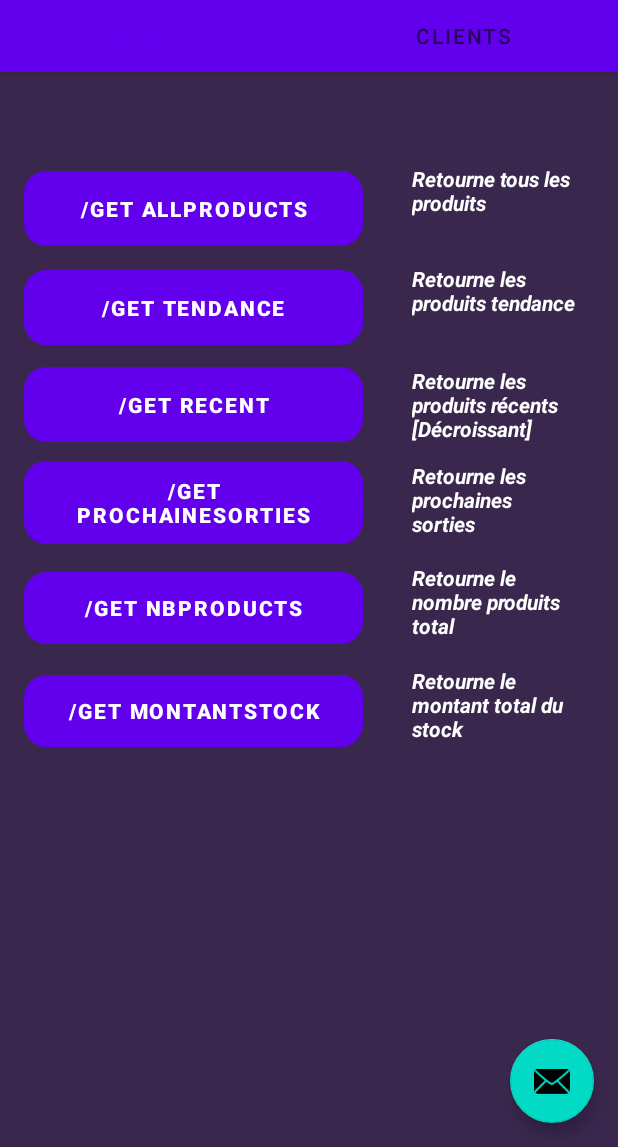
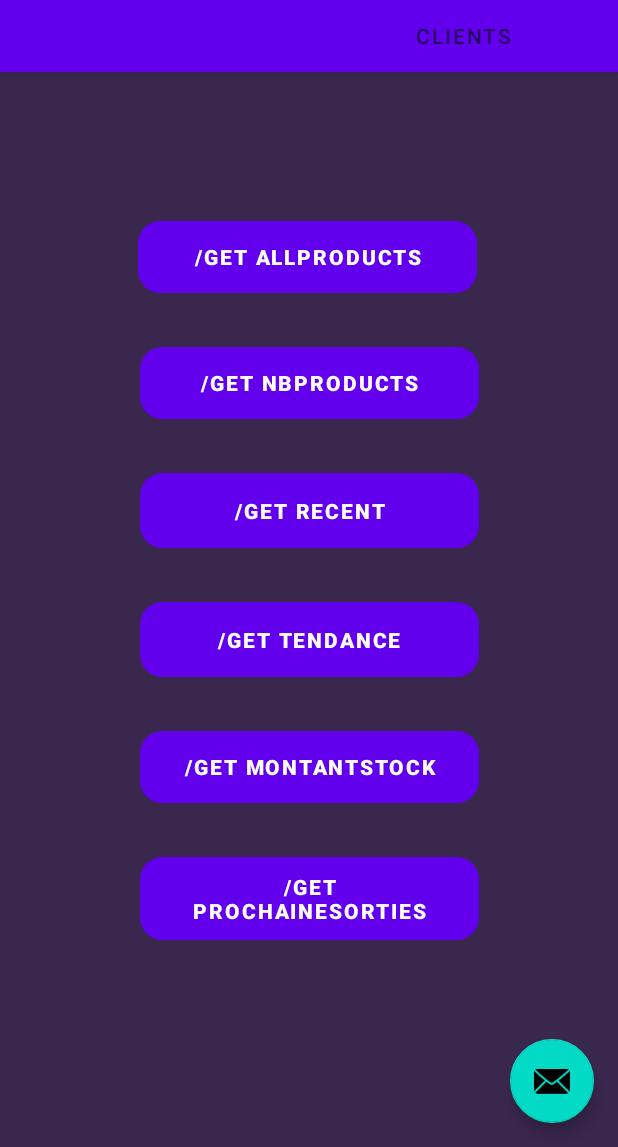
Before and after one commit to adriraxor/API-AndroidStudio, an Android app: the screen it shows after launch (MainActivity), on a phone screen of 412 x 824 dp, the part 89-1236 px from its top. Run offline under Robolectric (Android 15) with nearby library versions, the phone set to English and light mode, and no system bars; our stand-ins replace Volley.

Commit message:
Mise à jour : - Correction des bugs visuels
Prochainement :
- Correction des problèmes visuels connues
- Ajout de fonctionnalités
- Amélioration ergonomie et design

```diff
--- a/app/build.gradle
+++ b/app/build.gradle
@@ -36,8 +36,10 @@ dependencies {
     implementation 'androidx.lifecycle:lifecycle-livedata-ktx:2.2.0'
     implementation 'androidx.lifecycle:lifecycle-viewmodel-ktx:2.2.0'
     implementation 'androidx.legacy:legacy-support-v4:1.0.0'
+    implementation 'androidx.wear:wear:1.0.0'
     testImplementation 'junit:junit:4.+'
     androidTestImplementation 'androidx.test.ext:junit:1.1.2'
     androidTestImplementation 'androidx.test.espresso:espresso-core:3.3.0'
     implementation 'com.android.volley:volley:1.1.1'
+    compileOnly 'com.google.android.wearable:wearable:2.6.0'
 }
--- a/app/src/main/java/com/example/bts_apisymfony/ui/main/SectionsPagerAdapter.java
+++ b/app/src/main/java/com/example/bts_apisymfony/ui/main/SectionsPagerAdapter.java
@@ -28,6 +28,7 @@ public class SectionsPagerAdapter extends FragmentPagerAdapter {
     @StringRes
     private static final int[] TAB_TITLES = new int[]{R.string.tab_text_1, R.string.tab_text_2};
     private final Context mContext;
+
 
     public SectionsPagerAdapter(Context context, FragmentManager fm) {
         super(fm);
--- a/app/src/main/res/layout/fragment_main.xml
+++ b/app/src/main/res/layout/fragment_main.xml
@@ -16,6 +16,7 @@
         android:layout_marginTop="@dimen/activity_vertical_margin"
         android:layout_marginEnd="@dimen/activity_horizontal_margin"
         android:layout_marginBottom="@dimen/activity_vertical_margin"
+        android:textColor="@color/white"
         app:layout_constraintLeft_toLeftOf="parent"
         app:layout_constraintTop_toTopOf="@+id/constraintLayout"
         tools:layout_constraintLeft_creator="1"
--- a/app/src/main/res/layout/fragment_produits.xml
+++ b/app/src/main/res/layout/fragment_produits.xml
@@ -11,74 +11,59 @@
     <TextView
         android:id="@+id/textView"
         android:layout_width="match_parent"
+        android:layout_height="match_parent"
         android:background="#3a274e"
-        android:layout_height="match_parent"
         android:text="@string/hello_blank_fragment"
-        tools:layout_editor_absoluteX="16dp"
-        tools:layout_editor_absoluteY="-71dp" />
+        tools:layout_editor_absoluteX="0dp"
+        tools:layout_editor_absoluteY="0dp" />
 
     <Button
         android:id="@+id/btn_getAllProducts"
         android:layout_width="226dp"
-        android:layout_height="50dp"
+        android:layout_height="wrap_content"
+        android:layout_marginBottom="36dp"
         android:background="@drawable/custom_button"
         android:backgroundTint="#3D4470"
         android:text="/GET AllProducts"
         android:textStyle="bold"
-        app:layout_constraintBottom_toBottomOf="parent"
-        app:layout_constraintEnd_toEndOf="@+id/textView"
-        app:layout_constraintHorizontal_bias="0.086"
+        app:layout_constraintBottom_toTopOf="@+id/btn_getNbProducts"
+        app:layout_constraintEnd_toEndOf="parent"
+        app:layout_constraintHorizontal_bias="0.494"
         app:layout_constraintStart_toStartOf="parent"
-        app:layout_constraintTop_toTopOf="parent"
-        app:layout_constraintVertical_bias="0.099" />
-
-    <TextView
-        android:id="@+id/tv_AllProducts"
-        android:layout_width="111dp"
-        android:layout_height="54dp"
-        android:text="Retourne tous les produits"
-        android:textColor="@color/white"
-        android:textStyle="bold|italic"
-        app:layout_constraintBottom_toBottomOf="parent"
-        app:layout_constraintEnd_toEndOf="@+id/textView"
-        app:layout_constraintHorizontal_bias="0.913"
-        app:layout_constraintStart_toStartOf="parent"
-        app:layout_constraintTop_toTopOf="parent"
-        app:layout_constraintVertical_bias="0.093" />
+        app:layout_constraintTop_toTopOf="@+id/textView"
+        app:layout_constraintVertical_bias="1.0" />
 
     <Button
         android:id="@+id/btn_getTendance"
         android:layout_width="226dp"
         android:layout_height="50dp"
+        android:layout_marginBottom="36dp"
         android:background="@drawable/custom_button"
         android:backgroundTint="#3D4470"
         android:text="/GET Tendance"
         android:textColor="#FFFFFF"
         android:textStyle="bold"
-
-        app:layout_constraintBottom_toBottomOf="parent"
+        app:layout_constraintBottom_toTopOf="@+id/btn_getMontantStock"
         app:layout_constraintEnd_toEndOf="parent"
-        app:layout_constraintHorizontal_bias="0.086"
-        app:layout_constraintStart_toStartOf="@+id/textView"
+        app:layout_constraintHorizontal_bias="0.502"
+        app:layout_constraintStart_toStartOf="parent"
         app:layout_constraintTop_toTopOf="parent"
-        app:layout_constraintVertical_bias="0.198" />
+        app:layout_constraintVertical_bias="1.0" />
 
     <Button
         android:id="@+id/btn_getRecent"
         android:layout_width="226dp"
         android:layout_height="50dp"
+        android:layout_marginBottom="36dp"
         android:background="@drawable/custom_button"
         android:backgroundTint="#3D4470"
         android:text="/GET Recent"
+
         android:textColor="#FFFFFF"
-
         android:textStyle="bold"
-        app:layout_constraintBottom_toBottomOf="parent"
+        app:layout_constraintBottom_toTopOf="@+id/btn_getTendance"
         app:layout_constraintEnd_toEndOf="parent"
-        app:layout_constraintHorizontal_bias="0.086"
-        app:layout_constraintStart_toStartOf="@+id/textView"
-        app:layout_constraintTop_toTopOf="parent"
-        app:layout_constraintVertical_bias="0.295" />
+        app:layout_constraintStart_toStartOf="parent" />
 
     <Button
         android:id="@+id/btn_getComingSoon"
@@ -91,111 +76,43 @@
         android:textStyle="bold"
         app:layout_constraintBottom_toBottomOf="parent"
         app:layout_constraintEnd_toEndOf="parent"
-        app:layout_constraintHorizontal_bias="0.086"
-        app:layout_constraintStart_toStartOf="@+id/textView"
+        app:layout_constraintHorizontal_bias="0.502"
+        app:layout_constraintStart_toStartOf="parent"
         app:layout_constraintTop_toTopOf="parent"
-        app:layout_constraintVertical_bias="0.392" />
+        app:layout_constraintVertical_bias="0.791" />
 
     <Button
         android:id="@+id/btn_getNbProducts"
         android:layout_width="226dp"
         android:layout_height="wrap_content"
+        android:layout_marginBottom="36dp"
         android:background="@drawable/custom_button"
         android:backgroundTint="#3D4470"
         android:text="/GET NbProducts"
         android:textColor="#FFFFFF"
         android:textStyle="bold"
-        app:layout_constraintBottom_toBottomOf="parent"
+        app:layout_constraintBottom_toTopOf="@+id/btn_getRecent"
         app:layout_constraintEnd_toEndOf="parent"
-        app:layout_constraintHorizontal_bias="0.086"
-        app:layout_constraintStart_toStartOf="@+id/textView"
-        app:layout_constraintTop_toTopOf="parent"
-        app:layout_constraintVertical_bias="0.499" />
+        app:layout_constraintHorizontal_bias="0.502"
+        app:layout_constraintStart_toStartOf="parent"
+        app:layout_constraintTop_toTopOf="@+id/textView"
+        app:layout_constraintVertical_bias="1.0" />
 
     <Button
         android:id="@+id/btn_getMontantStock"
         android:layout_width="226dp"
         android:layout_height="wrap_content"
+        android:layout_marginBottom="36dp"
         android:background="@drawable/custom_button"
         android:backgroundTint="#3D4470"
         android:text="/GET MontantStock"
         android:textColor="#FFFFFF"
         android:textStyle="bold"
-        app:layout_constraintBottom_toBottomOf="parent"
+        app:layout_constraintBottom_toTopOf="@+id/btn_getComingSoon"
         app:layout_constraintEnd_toEndOf="parent"
-        app:layout_constraintHorizontal_bias="0.086"
-        app:layout_constraintStart_toStartOf="@+id/textView"
-        app:layout_constraintTop_toTopOf="parent"
-        app:layout_constraintVertical_bias="0.601" />
-
-    <TextView
-        android:id="@+id/tv_tendance"
-        android:layout_width="111dp"
-        android:layout_height="54dp"
-        android:text="Retourne les produits tendance"
-        android:textColor="@color/white"
-        android:textStyle="bold|italic"
-        app:layout_constraintBottom_toBottomOf="@+id/textView"
-        app:layout_constraintEnd_toEndOf="parent"
-        app:layout_constraintHorizontal_bias="0.913"
+        app:layout_constraintHorizontal_bias="0.502"
         app:layout_constraintStart_toStartOf="parent"
         app:layout_constraintTop_toTopOf="parent"
-        app:layout_constraintVertical_bias="0.193" />
-
-    <TextView
-        android:id="@+id/tv_recent"
-        android:layout_width="111dp"
-        android:layout_height="54dp"
-        android:text="Retourne les produits récents [Décroissant]"
-        android:textColor="@color/white"
-        android:textStyle="bold|italic"
-        app:layout_constraintBottom_toBottomOf="@+id/textView"
-        app:layout_constraintEnd_toEndOf="parent"
-        app:layout_constraintHorizontal_bias="0.913"
-        app:layout_constraintStart_toStartOf="@+id/textView"
-        app:layout_constraintTop_toTopOf="parent"
-        app:layout_constraintVertical_bias="0.296" />
-
-    <TextView
-        android:id="@+id/tv_comingSoon"
-        android:layout_width="111dp"
-        android:layout_height="54dp"
-        android:text="Retourne les prochaines sorties"
-        android:textColor="@color/white"
-        android:textStyle="bold|italic"
-        app:layout_constraintBottom_toBottomOf="@+id/textView"
-        app:layout_constraintEnd_toEndOf="parent"
-        app:layout_constraintHorizontal_bias="0.913"
-        app:layout_constraintStart_toStartOf="@+id/textView"
-        app:layout_constraintTop_toTopOf="parent"
-        app:layout_constraintVertical_bias="0.391" />
-
-    <TextView
-        android:id="@+id/tv_comingSoon2"
-        android:layout_width="111dp"
-        android:layout_height="54dp"
-        android:text="Retourne le nombre produits total"
-        android:textColor="@color/white"
-        android:textStyle="bold|italic"
-        app:layout_constraintBottom_toBottomOf="@+id/textView"
-        app:layout_constraintEnd_toEndOf="parent"
-        app:layout_constraintHorizontal_bias="0.913"
-        app:layout_constraintStart_toStartOf="@+id/textView"
-        app:layout_constraintTop_toTopOf="parent"
-        app:layout_constraintVertical_bias="0.494" />
-
-    <TextView
-        android:id="@+id/tv_comingSoon3"
-        android:layout_width="111dp"
-        android:layout_height="54dp"
-        android:text="Retourne le montant total du stock"
-        android:textColor="@color/white"
-        android:textStyle="bold|italic"
-        app:layout_constraintBottom_toBottomOf="@+id/textView"
-        app:layout_constraintEnd_toEndOf="parent"
-        app:layout_constraintHorizontal_bias="0.913"
-        app:layout_constraintStart_toStartOf="@+id/textView"
-        app:layout_constraintTop_toTopOf="parent"
-        app:layout_constraintVertical_bias="0.598" />
+        app:layout_constraintVertical_bias="1.0" />
 
 </androidx.constraintlayout.widget.ConstraintLayout>
--- /dev/null
+++ b/app/src/main/res/values-round/strings.xml
@@ -0,0 +1,3 @@
+<resources>
+    <string name="hello_world">Hello Round World!</string>
+</resources>
--- a/app/src/main/res/values/strings.xml
+++ b/app/src/main/res/values/strings.xml
@@ -5,4 +5,10 @@
     <!-- TODO: Remove or change this placeholder text -->
     <string name="hello_blank_fragment"></string>
     <string name="aucune_donn_e">Aucune donnée</string>
+    <string name="title_activity_json_all_products">activity_json_all_products</string>
+    <!--
+    This string is used for square devices and overridden by hello_world in
+    values-round/strings.xml for round devices.
+    -->
+    <string name="hello_world">Hello Square World!</string>
 </resources>
```
Also changed, not shown: app/src/main/AndroidManifest.xml (+23 -7 lines), app/src/main/res/layout/fragment_clients.xml (+16 -42 lines), app/src/main/res/values/dimens.xml (+12 -0 lines).
